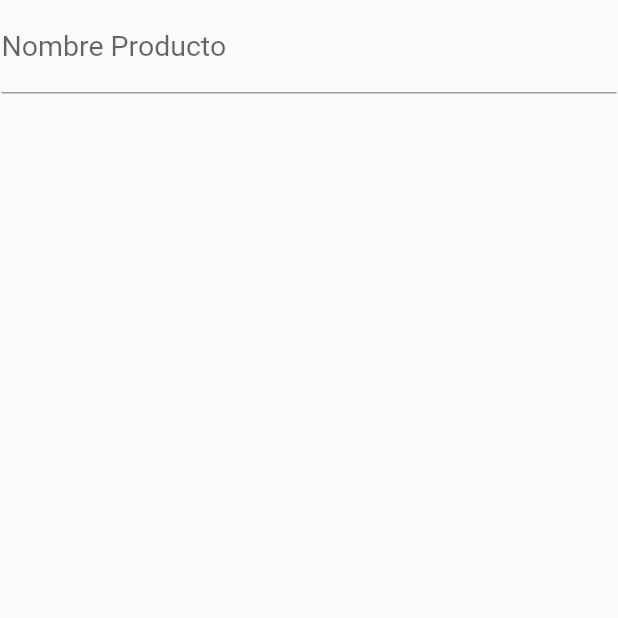
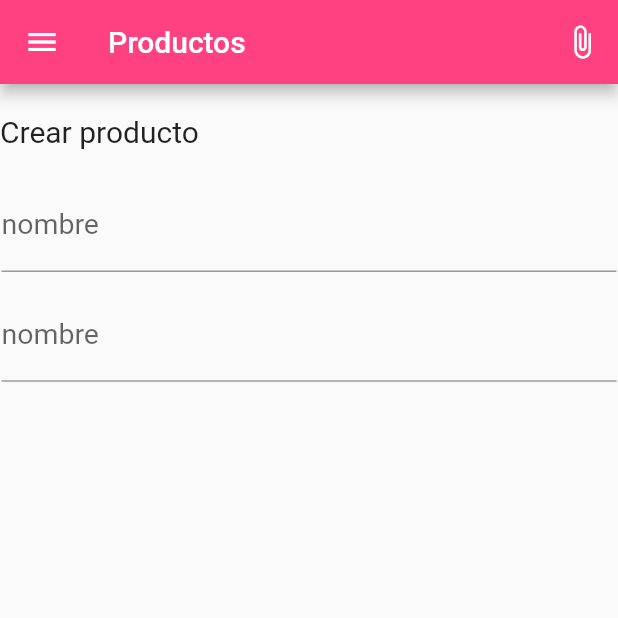
Before and after one commit to CristobalP1/AppBodega, a Flutter app: the screen it shows after launch, on a phone screen of 412 x 824 dp, the top half of it. Run offline on Flutter 3.47's test engine with Material 2 defaults, Android fonts, the phone set to English and light mode, and no system bars.

Commit message:
adding widget input from create-product-screen

```diff
--- a/lib/screens/create_product_screen.dart
+++ b/lib/screens/create_product_screen.dart
@@ -7,14 +7,48 @@ class CreateProductScreen extends StatelessWidget {
   @override
   Widget build(BuildContext context) {
     return Scaffold(
+      appBar: AppBar(
+        title: const Text('Productos'),
+        backgroundColor: Colors.pinkAccent,
+        leading: const Icon(Icons.menu_outlined),
+        actions: [
+          IconButton(
+            icon: const Icon(Icons.attach_file_rounded),
+            onPressed: () {
+              print('holaa');
+            },
+          )
+        ],
+      ),
       body: Center(
         child: Column(
+          mainAxisAlignment: MainAxisAlignment.start,
+          crossAxisAlignment: CrossAxisAlignment.start,
           children: const [
-            InputForm(labelText: 'Nombre Producto', hintText: 'leche'),
+            SizedBox(
+              height: 20,
+            ),
+            Text(
+              'Crear producto',
+              style: TextStyle(fontSize: 20),
+            ),
+            SizedBox(
+              height: 20,
+            ),
+            InputForm(
+              labelText: "nombre",
+              hintText: "leche",
+            ),
+            SizedBox(
+              height: 10,
+            ),
+            InputForm(
+              labelText: "nombre",
+              hintText: "leche",
+            ),
           ],
         ),
       ),
-
     );
   }
 }
```
Also changed, not shown: 1 other file.
